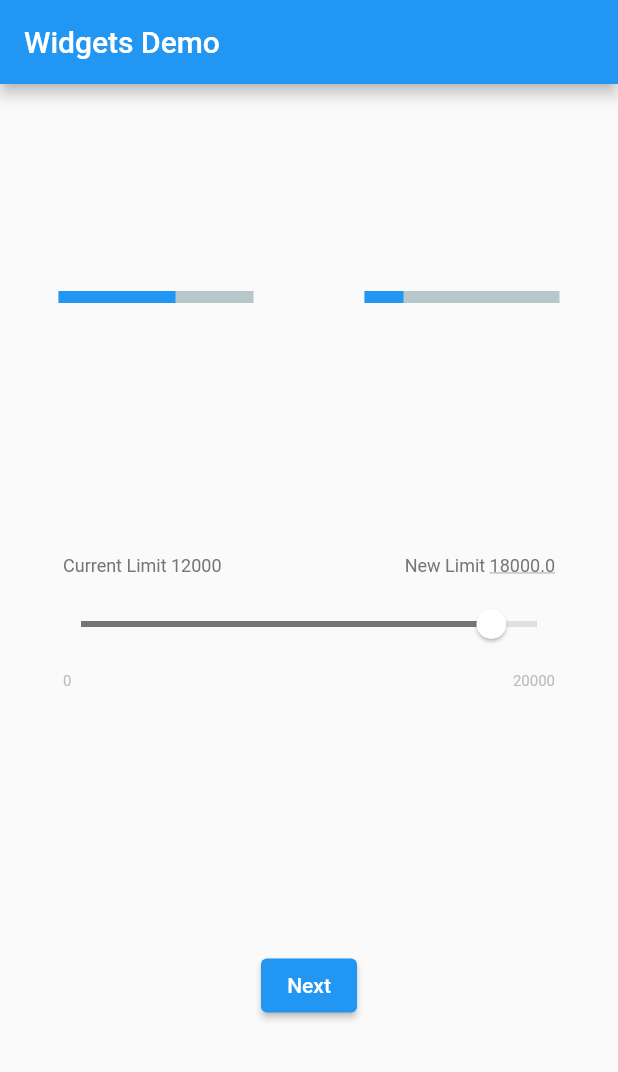
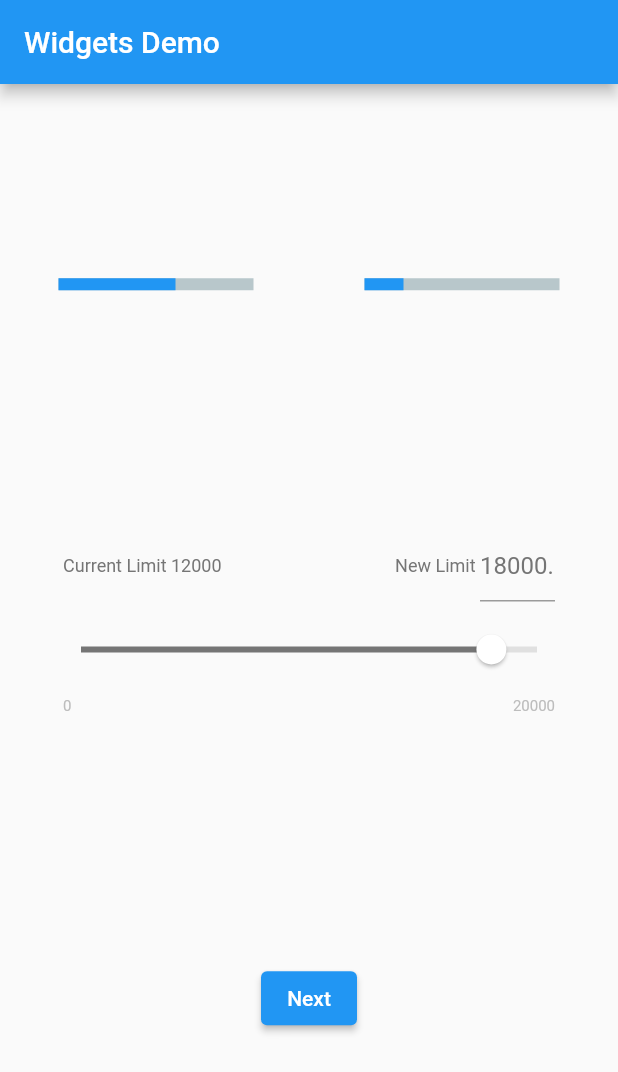
Before and after one commit to tanya-555/ui_demo, a Flutter app: the screen it shows after launch, on a phone screen of 412 x 824 dp. Shown: the top 1072 px of the screen. Run offline on Flutter 3.47's test engine with Material 2 defaults, Android fonts, the light colour scheme and no system bars; drawn by our look-alikes of percent_indicator; our stand-ins replace shimmer.

Commit message:
change Text to TextField widget and update slider with change in value

```diff
--- a/lib/common_widgets/custom_slider.dart
+++ b/lib/common_widgets/custom_slider.dart
@@ -17,11 +17,14 @@ class CustomSlider extends StatefulWidget {
 
 class _CustomSliderState extends State<CustomSlider> {
 
-  String newLimit;
+  String _newLimit;
+  TextEditingController _controller;
 
   @override
   void initState() {
-    newLimit = widget.newLimitValue.toString();
+    _controller = TextEditingController();
+    _newLimit = widget.newLimitValue.toString();
+    _controller.text = _newLimit;
     super.initState();
   }
 
@@ -52,15 +55,20 @@ class _CustomSliderState extends State<CustomSlider> {
                   fontSize: 12.0,
                 ),
               ),
-              Text(
-                newLimit ?? widget.newLimitValue.toInt().toString(),
-                style: TextStyle(
-                  color: Colors.grey.shade600,
-                  fontSize: 12.0,
-                  decorationColor: Colors.grey.shade500,
-                  decoration: TextDecoration.underline,
+              SizedBox(
+                width: 50,
+                child: TextField(
+                  controller: _controller,
+                  style: TextStyle(
+                    color: Colors.grey.shade600,
+                  ),
+                  onChanged: (text) {
+                    setState(() {
+                      _newLimit = text;
+                    });
+                  },
                 ),
-              ),
+              )
             ],
           ),
         ),
@@ -77,10 +85,11 @@ class _CustomSliderState extends State<CustomSlider> {
             child: Slider(
               min: widget.minValue,
               max: widget.maxValue,
-              value: double.parse(newLimit) ?? widget.currentLimitValue,
+              value: double.parse(_newLimit) ?? widget.currentLimitValue,
               onChanged: (value) {
                 setState(() {
-                  newLimit = value.toInt().toString();
+                  _newLimit = value.toInt().toString();
+                  _controller.text = _newLimit;
                 });
               },
             ),
```
